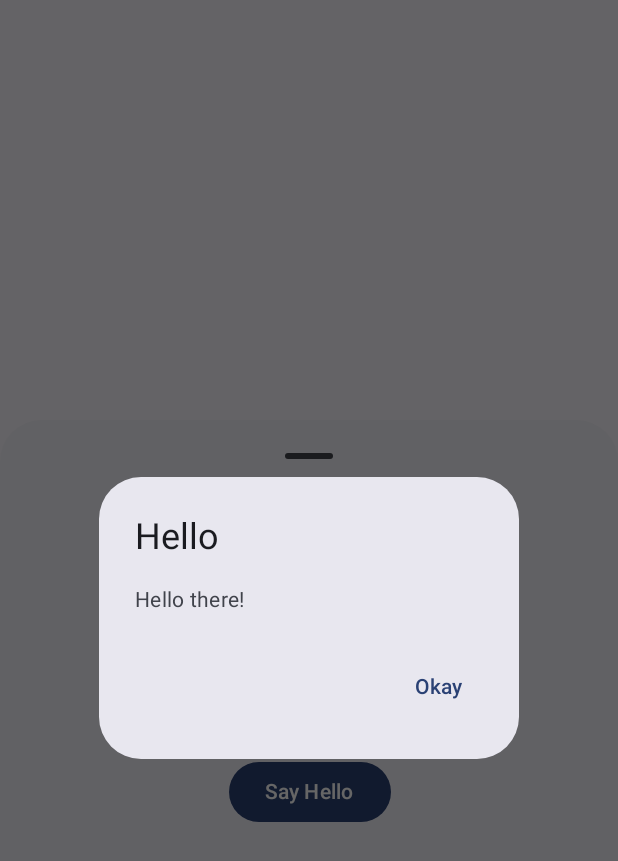
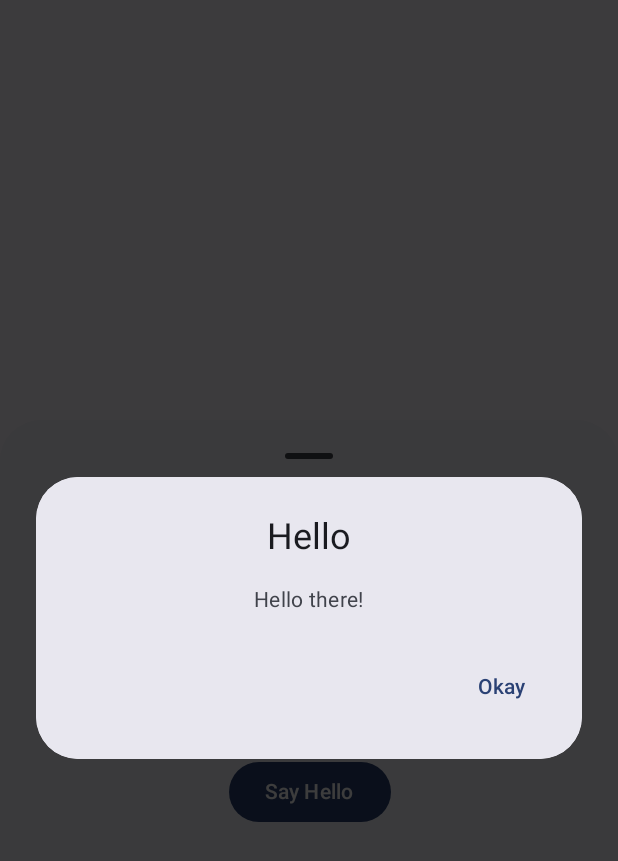
Before and after one commit to nNoidea/Fitnez2, an Android app built with Jetpack Compose: the composable PredictiveBottomSheet shown on its own in the app's theme, after a tap on "Say Hello", on a phone screen of 412 x 824 dp. Shown: the top 861 px of the screen. Run offline under Robolectric (Android 15) with nearby library versions, the phone set to English and light mode, and no system bars; 2 statements that could not run were skipped.

Commit message:
feat: add predictive back gesture support to dialog, side panel, and bottom sheet components.

```diff
--- a/app/src/main/java/com/nnoidea/fitnez2/MainActivity.kt
+++ b/app/src/main/java/com/nnoidea/fitnez2/MainActivity.kt
@@ -21,7 +21,7 @@ import com.nnoidea.fitnez2.ui.common.ProvideGlobalUiState
 import com.nnoidea.fitnez2.ui.common.rememberGlobalUiState
 import androidx.compose.ui.Modifier
 import com.nnoidea.fitnez2.ui.animations.predictiveSidePanelContainer
-import com.nnoidea.fitnez2.ui.components.SidePanel
+import com.nnoidea.fitnez2.ui.components.PredictiveSidePanel
 import com.nnoidea.fitnez2.ui.navigation.AppPage
 import com.nnoidea.fitnez2.ui.theme.Fitnez2Theme
 import kotlinx.coroutines.launch
@@ -62,7 +62,7 @@ class MainActivity : ComponentActivity() {
                                 drawerState = drawerState,
                                 scope = scope
                             ) {
-                                SidePanel(
+                                PredictiveSidePanel(
                                     currentRoute = currentPage.route,
                                     onItemClick = { clickedRoute ->
                                         if (clickedRoute != currentPage.route) {
--- a/app/src/main/java/com/nnoidea/fitnez2/ui/components/HomeBottomSheet.kt
+++ b/app/src/main/java/com/nnoidea/fitnez2/ui/components/PredictiveBottomSheet.kt
@@ -48,13 +48,14 @@ import com.nnoidea.fitnez2.core.localization.globalLocalization
 import com.nnoidea.fitnez2.ui.common.LocalGlobalUiState
 import androidx.compose.material3.ExperimentalMaterial3Api
 import androidx.compose.material3.AlertDialog
+import com.nnoidea.fitnez2.ui.components.PredictiveDialog
 import androidx.compose.material3.Button
 import androidx.compose.material3.TextButton
 import androidx.compose.runtime.mutableStateOf
 
 @OptIn(ExperimentalMaterial3Api::class)
 @Composable
-fun HomeBottomSheet(
+fun PredictiveBottomSheet(
     modifier: Modifier = Modifier
 ) {
     val globalUiState = LocalGlobalUiState.current
@@ -207,16 +208,34 @@ fun HomeBottomSheet(
                 }
 
                 if (showDialog) {
-                    AlertDialog(
-                        onDismissRequest = { showDialog = false },
-                        title = { Text(globalLocalization.labelHelloTitle) },
-                        text = { Text(globalLocalization.labelHelloText) },
-                        confirmButton = {
-                            TextButton(onClick = { showDialog = false }) {
+                    PredictiveDialog(
+                        show = showDialog,
+                        onDismissRequest = { showDialog = false }
+                    ) {
+                        androidx.compose.foundation.layout.Column(
+                            horizontalAlignment = Alignment.CenterHorizontally,
+                            modifier = Modifier.fillMaxWidth()
+                        ) {
+                            Text(
+                                text = globalLocalization.labelHelloTitle,
+                                style = MaterialTheme.typography.headlineSmall,
+                                color = MaterialTheme.colorScheme.onSurface
+                            )
+                            androidx.compose.foundation.layout.Spacer(modifier = Modifier.height(16.dp))
+                            Text(
+                                text = globalLocalization.labelHelloText,
+                                style = MaterialTheme.typography.bodyMedium,
+                                color = MaterialTheme.colorScheme.onSurfaceVariant
+                            )
+                            androidx.compose.foundation.layout.Spacer(modifier = Modifier.height(24.dp))
+                            TextButton(
+                                onClick = { showDialog = false },
+                                modifier = Modifier.align(Alignment.End)
+                            ) {
                                 Text(globalLocalization.labelOkay)
                             }
                         }
-                    )
+                    }
                 }
                 }
             }
--- /dev/null
+++ b/app/src/main/java/com/nnoidea/fitnez2/ui/components/PredictiveDialog.kt
@@ -0,0 +1,126 @@
+package com.nnoidea.fitnez2.ui.components
+
+import androidx.compose.animation.AnimatedVisibility
+import androidx.compose.animation.fadeIn
+import androidx.compose.animation.fadeOut
+import androidx.compose.animation.scaleIn
+import androidx.compose.animation.scaleOut
+import androidx.compose.foundation.background
+import androidx.compose.foundation.clickable
+import androidx.compose.foundation.interaction.MutableInteractionSource
+import androidx.compose.foundation.layout.Box
+import androidx.compose.foundation.layout.fillMaxSize
+import androidx.compose.foundation.layout.fillMaxWidth
+import androidx.compose.foundation.layout.padding
+import androidx.compose.foundation.layout.wrapContentHeight
+import androidx.compose.foundation.shape.RoundedCornerShape
+import androidx.compose.material3.MaterialTheme
+import androidx.compose.material3.Surface
+import androidx.compose.runtime.Composable
+import androidx.compose.runtime.remember
+import androidx.compose.ui.Alignment
+import androidx.compose.ui.Modifier
+import androidx.compose.ui.draw.clip
+import androidx.compose.ui.graphics.Color
+import androidx.compose.ui.unit.dp
+import androidx.compose.ui.window.Dialog
+import androidx.compose.ui.window.DialogProperties
+import androidx.activity.compose.PredictiveBackHandler
+import androidx.compose.animation.core.Animatable
+import androidx.compose.animation.core.Spring
+import androidx.compose.animation.core.spring
+import androidx.compose.runtime.LaunchedEffect
+import androidx.compose.runtime.getValue
+import androidx.compose.runtime.mutableFloatStateOf
+import androidx.compose.runtime.mutableStateOf
+import androidx.compose.runtime.rememberCoroutineScope
+import androidx.compose.runtime.setValue
+import androidx.compose.ui.graphics.graphicsLayer
+import kotlinx.coroutines.launch
+
+/**
+ * A highly customizable Dialog with Predictive Back support and smooth animations.
+ */
+@Composable
+fun PredictiveDialog(
+    show: Boolean,
+    onDismissRequest: () -> Unit,
+    modifier: Modifier = Modifier,
+    content: @Composable () -> Unit
+) {
+    if (!show) return
+
+    Dialog(
+        onDismissRequest = onDismissRequest,
+        properties = DialogProperties(
+            usePlatformDefaultWidth = false, // Allows us to use fillMaxWidth() correctly
+            decorFitsSystemWindows = true
+        )
+    ) {
+        val scope = rememberCoroutineScope()
+        var predictiveProgress by remember { mutableFloatStateOf(0f) }
+        val progressAnim = remember { Animatable(0f) }
+
+        // Handle Predictive Back
+        PredictiveBackHandler(enabled = show) { progress ->
+            try {
+                progress.collect { backEvent ->
+                    progressAnim.snapTo(backEvent.progress)
+                    predictiveProgress = progressAnim.value
+                }
+
+                if (progressAnim.value > 0.1f) {
+                    // Commit: Dismiss
+                    onDismissRequest()
+                }
+
+                // Reset visual distortion
+                progressAnim.animateTo(0f, spring(stiffness = Spring.StiffnessMediumLow)) {
+                    predictiveProgress = value
+                }
+            } catch (e: Exception) {
+                progressAnim.animateTo(0f) { predictiveProgress = value }
+            }
+        }
+
+        Box(
+            modifier = Modifier
+                .fillMaxSize()
+                .background(Color.Black.copy(alpha = 0.4f)) // Dim background
+                .clickable(
+                    interactionSource = remember { MutableInteractionSource() },
+                    indication = null
+                ) { onDismissRequest() }, // Dismiss on outside click
+            contentAlignment = Alignment.Center
+        ) {
+            AnimatedVisibility(
+                visible = show,
+                enter = fadeIn() + scaleIn(initialScale = 0.9f),
+                exit = fadeOut() + scaleOut(targetScale = 0.5f)
+            ) {
+                Surface(
+                    modifier = modifier
+                        .padding(horizontal = 24.dp)
+                        .fillMaxWidth()
+                        .wrapContentHeight()
+                        .graphicsLayer {
+                            // Apply visual scale-down during predictive back
+                            val scale = 1f - (predictiveProgress * 0.1f)
+                            scaleX = scale
+                            scaleY = scale
+                        }
+                        .clip(RoundedCornerShape(28.dp))
+                        .clickable(enabled = false) { } // Prevent clicks through to background box
+                        .background(MaterialTheme.colorScheme.surfaceContainerHigh),
+                    shape = RoundedCornerShape(28.dp),
+                    color = MaterialTheme.colorScheme.surfaceContainerHigh,
+                    tonalElevation = 6.dp
+                ) {
+                    Box(modifier = Modifier.padding(24.dp)) {
+                        content()
+                    }
+                }
+            }
+        }
+    }
+}
--- a/app/src/main/java/com/nnoidea/fitnez2/ui/components/SidePanel.kt
+++ b/app/src/main/java/com/nnoidea/fitnez2/ui/components/PredictiveSidePanel.kt
@@ -30,12 +30,12 @@ import androidx.compose.ui.graphics.vector.ImageVector
 import com.nnoidea.fitnez2.ui.navigation.AppPage
 
 @Composable
-fun SidePanel(
+fun PredictiveSidePanel(
     currentRoute: String?,
     onItemClick: (String) -> Unit,
     modifier: Modifier = Modifier
 ) {
-    ModalDrawerSheet(modifier = modifier.width(360.dp)) {
+    ModalDrawerSheet(modifier = modifier.width(320.dp)) {
         Column(
             modifier =
                 Modifier.fillMaxHeight()
--- a/app/src/main/java/com/nnoidea/fitnez2/ui/screens/HomeScreen.kt
+++ b/app/src/main/java/com/nnoidea/fitnez2/ui/screens/HomeScreen.kt
@@ -9,7 +9,7 @@ import androidx.compose.ui.Alignment
 import androidx.compose.ui.Modifier
 import com.nnoidea.fitnez2.core.localization.globalLocalization
 import com.nnoidea.fitnez2.ui.components.HamburgerMenu
-import com.nnoidea.fitnez2.ui.components.HomeBottomSheet
+import com.nnoidea.fitnez2.ui.components.PredictiveBottomSheet
 
 @Composable
 fun HomeScreen(onOpenDrawer: () -> Unit) {
@@ -24,7 +24,7 @@ fun HomeScreen(onOpenDrawer: () -> Unit) {
             Text(text = globalLocalization.labelHome)
         }
 
-        // Just drop the BottomSheet in here, it handles its own interaction and "dragging" logic
-        HomeBottomSheet(modifier = Modifier.fillMaxSize())
+        // Just drop the PredictiveBottomSheet in here, it handles its own interaction and "dragging" logic
+        PredictiveBottomSheet(modifier = Modifier.fillMaxSize())
     }
 }
```
Also changed, not shown: app/src/main/java/com/nnoidea/fitnez2/ui/screens/SettingsScreen.kt (+21 -8 lines), 1 other file.
